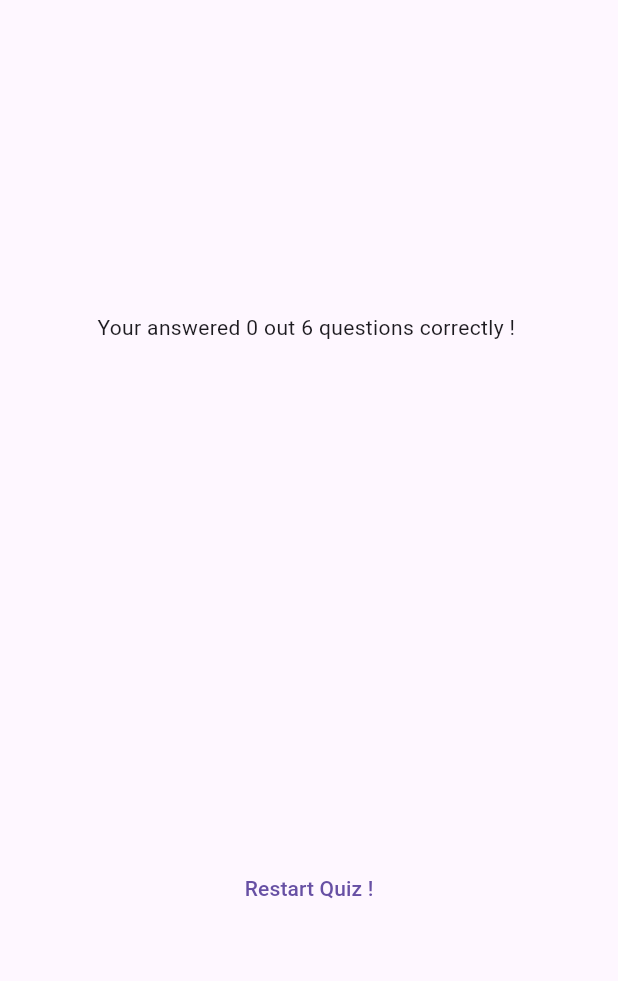
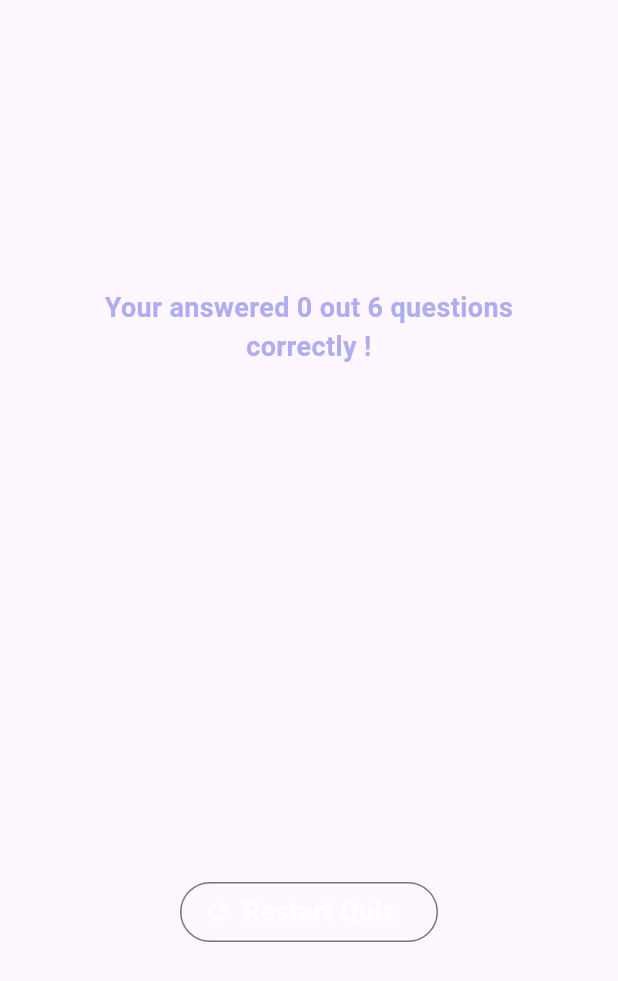
Before and after one commit to Roshan9760/Flutter-Learning-Module2, a Flutter app: the ResultScreen widget shown alone on an empty page, opened directly with empty values, on a phone screen of 412 x 824 dp. Shown: the top 981 px of the screen. Run offline on Flutter 3.47's test engine with Material 3 defaults, Android fonts, the phone set to English and light mode, and no system bars; our stand-ins replace google_fonts.

Commit message:
adding style to final result page

```diff
--- a/lib/result_screen.dart
+++ b/lib/result_screen.dart
@@ -3,9 +3,14 @@ import 'package:quizapp/data/questions.dart';
 import 'package:quizapp/question_summary.dart';
 
 class ResultScreen extends StatelessWidget {
-  const ResultScreen({super.key, required this.choosenAnswer});
+  ResultScreen({
+    super.key,
+    required this.choosenAnswer,
+    required this.onRestart
+  });
 
   final List<String> choosenAnswer;
+
 
   List<Map<String, Object>> getSummaryData() {
     final List<Map<String, Object>> summary = [];
@@ -21,6 +26,8 @@ class ResultScreen extends StatelessWidget {
 
     return summary;
   }
+
+  final void Function() onRestart ;
 
   @override
   Widget build(BuildContext context) {
@@ -38,7 +45,16 @@ class ResultScreen extends StatelessWidget {
         child: Column(
           mainAxisAlignment: MainAxisAlignment.center,
           children: [
-             Text("Your answered $correctAnswerSelected out $numberOfTotalQuestion questions correctly ! "),
+            Text(
+              "Your answered $correctAnswerSelected out $numberOfTotalQuestion questions correctly ! ",
+              textAlign: TextAlign.center,
+              style: const TextStyle(
+                fontSize: 18.0,
+                fontWeight: FontWeight.bold,
+                color: Color.fromARGB(
+                    221, 162, 162, 239),
+              ),
+            ),
             const SizedBox(
               height: 20,
             ),
@@ -46,7 +62,18 @@ class ResultScreen extends StatelessWidget {
             const SizedBox(
               height: 20,
             ),
-            TextButton(onPressed: () {}, child: const Text('Restart Quiz !'))
+            OutlinedButton.icon(
+              onPressed: onRestart,
+              style: OutlinedButton.styleFrom(
+                foregroundColor: Colors.white,
+              ),
+              icon: const Icon(Icons.refresh),
+              label: const Text('Restart Quiz ',
+                  style: TextStyle(
+                    fontSize: 18.0,
+                    fontWeight: FontWeight.bold,
+                  )),
+            )
           ],
         ),
       ),
--- a/lib/start_screen.dart
+++ b/lib/start_screen.dart
@@ -30,7 +30,7 @@ class Start_Screen extends StatelessWidget {
           OutlinedButton.icon(
             onPressed: startQuiz,
             style: OutlinedButton.styleFrom(foregroundColor: Colors.white),
-            icon: Icon(Icons.arrow_right_alt),
+            icon:const Icon(Icons.arrow_right_alt),
             label: const Text('Start Quiz'),
           ),
         ],
```
Also changed, not shown: lib/question_summary.dart (+42 -9 lines), lib/quiz.dart (+12 -1 lines), lib/text_button_style.dart (added, +34 -0 lines).
